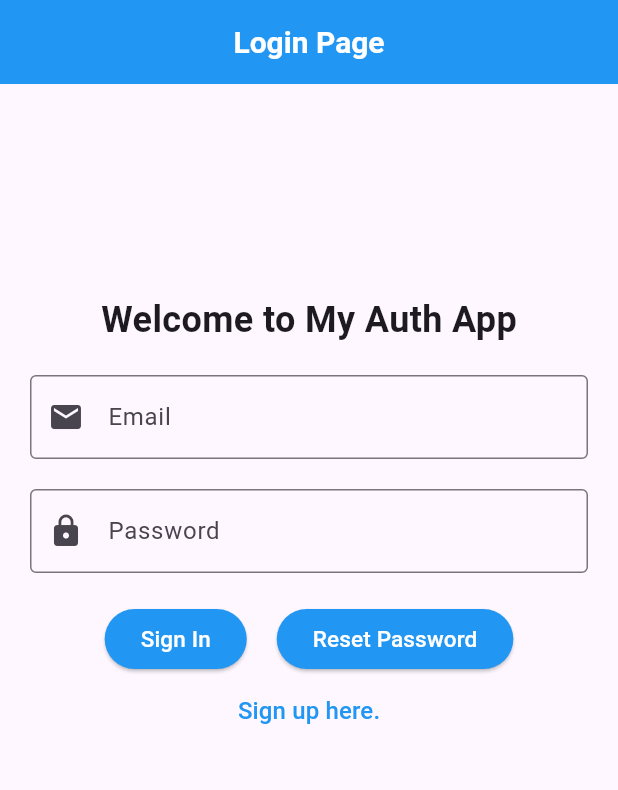
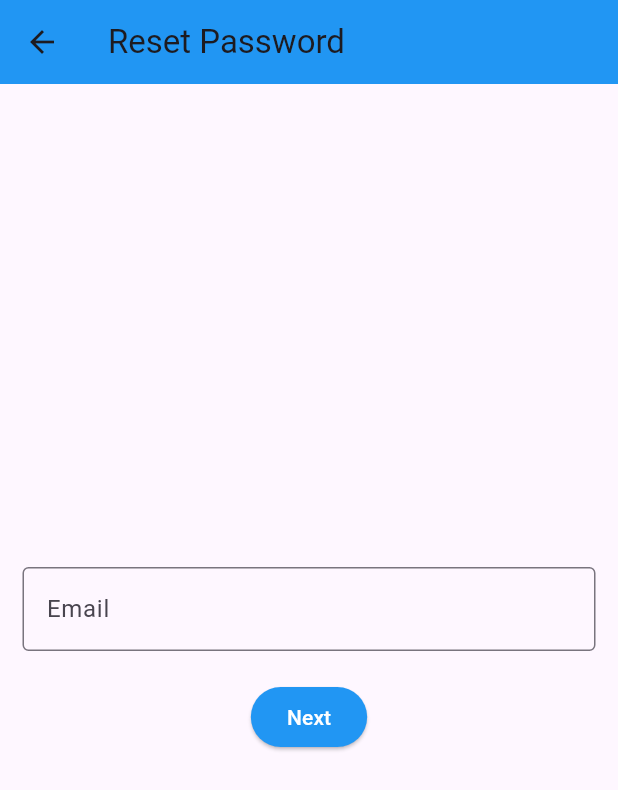
Before and after one commit to santhoshsk3722/My-App, a Flutter app: the screen it shows after launch, after a tap on "Reset Password", on a phone screen of 412 x 824 dp. Shown: the top 790 px of the screen. Run offline on Flutter 3.47's test engine with Material 3 defaults, Android fonts, the phone set to English and light mode, and no system bars; our stand-ins replace firebase_auth, firebase_core, fluttertoast; accounts and stored records are empty; network calls fail.

Commit message:
4th commit

```diff
--- a/lib/loginpage.dart
+++ b/lib/loginpage.dart
@@ -1,6 +1,7 @@
 import 'package:flutter/material.dart';
 import 'package:my_auth_app/auth_service.dart';
 import 'package:my_auth_app/register_page.dart';
+import 'package:my_auth_app/reset_pass.dart';
 import 'package:my_auth_app/welcome.dart';
 
 class LoginPage extends StatefulWidget {
@@ -127,6 +128,12 @@ class _LoginPageState extends State<LoginPage> {
                       ElevatedButton(
                         onPressed: () {
                           // Handle reset password logic here
+                          Navigator.push(
+                            context,
+                            MaterialPageRoute(
+                              builder: (context) => const ResetPass(),
+                            ),
+                          );
                         },
                         style: ElevatedButton.styleFrom(
                           backgroundColor: Colors.blue,
--- /dev/null
+++ b/lib/reset_pass.dart
@@ -0,0 +1,46 @@
+import 'package:flutter/material.dart';
+
+class ResetPass extends StatefulWidget {
+  const ResetPass({super.key});
+
+  @override
+  State<ResetPass> createState() => _ResetPassState();
+}
+
+class _ResetPassState extends State<ResetPass> {
+  @override
+  Widget build(BuildContext context) {
+    return Scaffold(
+        appBar: AppBar(
+          title: const Text("Reset Password"),
+          backgroundColor: Colors.blue,
+        ),
+        body: Center(
+          child: Padding(
+            padding: const EdgeInsets.all(15),
+            child: Column(
+              mainAxisAlignment: MainAxisAlignment.center,
+              children: [
+                TextFormField(
+                  decoration: const InputDecoration(
+                    labelText: "Email",
+                    border: OutlineInputBorder(),
+                  ),
+                ),
+                SizedBox(
+                  height: 20,
+                ),
+                ElevatedButton(
+                  onPressed: () {},
+                  style: ElevatedButton.styleFrom(backgroundColor: Colors.blue),
+                  child: Text(
+                    "Next",
+                    style: TextStyle(color: Colors.white),
+                  ),
+                )
+              ],
+            ),
+          ),
+        ));
+  }
+}
--- a/lib/welcome.dart
+++ b/lib/welcome.dart
@@ -37,7 +37,7 @@ class _WelcomeState extends State<Welcome> {
                   ),
                 );
               },
-              child: Text("LogOut"),
+              child: Text("Next Page"),
             ),
             ElevatedButton(
               onPressed: () {
```
